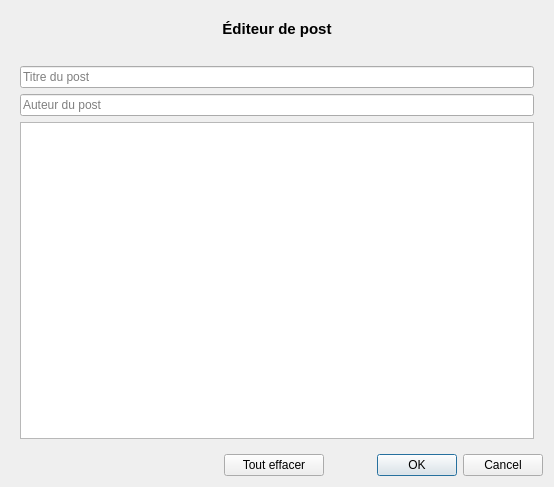
The window that interface/posteditor.ui (corentin38/pmb) describes before a commit, drawn with Qt 5.
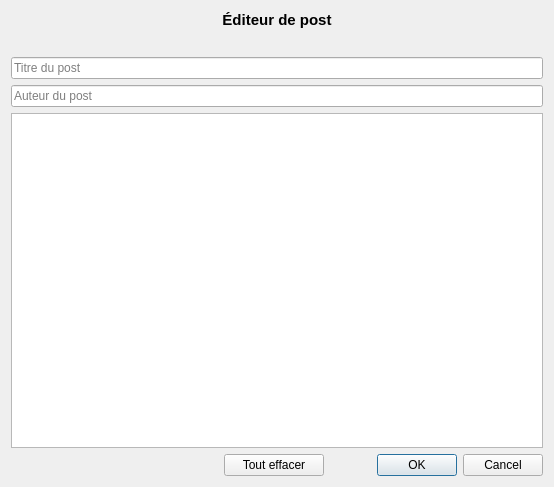
The same window after the commit.

```diff
--- a/interface/posteditor.ui
+++ b/interface/posteditor.ui
@@ -19,6 +19,18 @@
      <item>
       <widget class="QWidget" name="widget" native="true">
        <layout class="QVBoxLayout" name="verticalLayout">
+        <property name="leftMargin">
+         <number>0</number>
+        </property>
+        <property name="topMargin">
+         <number>0</number>
+        </property>
+        <property name="rightMargin">
+         <number>0</number>
+        </property>
+        <property name="bottomMargin">
+         <number>0</number>
+        </property>
         <item>
          <widget class="QLabel" name="headerLabel">
           <property name="minimumSize">
```
Left out of the diff: 35 changed lines with no effect on the pictures.
